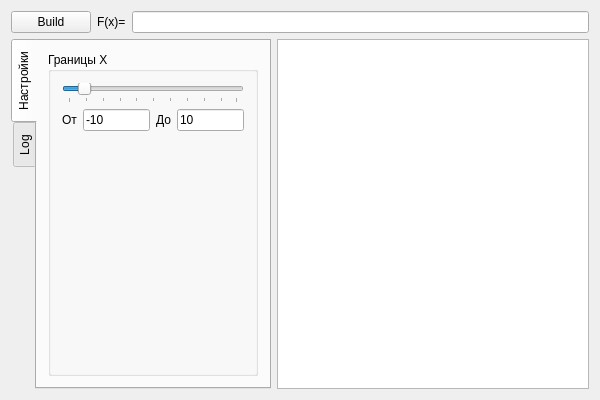
Old version of the form qtgraph.ui in the repository xelez/QtGraph.
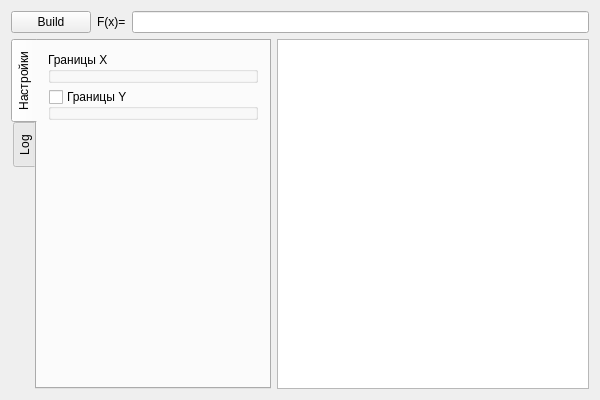
New version of the form. Custom widgets are drawn as their Qt base class.

Commit message: Add ranging by Y-dimmension.

The edit to the form file:
```diff
--- a/qtgraph.ui
+++ b/qtgraph.ui
@@ -60,74 +60,25 @@
         </attribute>
         <layout class="QVBoxLayout" name="verticalLayout_3">
          <item>
-          <widget class="QGroupBox" name="groupBox">
+          <widget class="LimitsGroupBox" name="limitsX">
            <property name="title">
             <string>Границы X</string>
            </property>
-           <layout class="QVBoxLayout" name="verticalLayout_4">
+          </widget>
+         </item>
             <item>
-             <widget class="QSlider" name="sliderXLimits">
-              <property name="minimum">
-               <number>1</number>
-              </property>
-              <property name="maximum">
-               <number>100</number>
-              </property>
-              <property name="singleStep">
-               <number>5</number>
-              </property>
-              <property name="value">
-               <number>10</number>
-              </property>
-              <property name="tracking">
+          <widget class="LimitsGroupBox" name="limitsY">
+           <property name="title">
+            <string>Границы Y</string>
+           </property>
+           <property name="checkable">
                <bool>true</bool>
               </property>
-              <property name="orientation">
-               <enum>Qt::Horizontal</enum>
-              </property>
-              <property name="tickPosition">
-               <enum>QSlider::TicksBelow</enum>
-              </property>
-              <property name="tickInterval">
-               <number>10</number>
-              </property>
-             </widget>
-            </item>
-            <item>
-             <layout class="QHBoxLayout" name="horizontalLayout_3">
-              <item>
-               <widget class="QLabel" name="labelXFrom">
-                <property name="text">
-                 <string>От</string>
-                </property>
-               </widget>
-              </item>
-              <item>
-               <widget class="QLineEdit" name="edXFrom">
-                <property name="inputMethodHints">
-                 <set>Qt::ImhDigitsOnly|Qt::ImhFormattedNumbersOnly</set>
-                </property>
-                <property name="text">
-                 <string>-10</string>
-                </property>
-               </widget>
-              </item>
-              <item>
-               <widget class="QLabel" name="labelXTo">
-                <property name="text">
-                 <string>До</string>
-                </property>
-               </widget>
-              </item>
-              <item>
-               <widget class="QLineEdit" name="edXTo">
-                <property name="text">
-                 <string>10</string>
-                </property>
-               </widget>
-              </item>
-             </layout>
-            </item>
+           <property name="checked">
+            <bool>false</bool>
+           </property>
+          </widget>
+         </item>
             <item>
              <spacer name="verticalSpacer">
               <property name="orientation">
@@ -143,9 +94,6 @@
             </item>
            </layout>
           </widget>
-         </item>
-        </layout>
-       </widget>
        <widget class="QWidget" name="tbLog">
         <attribute name="title">
          <string>Log</string>
@@ -176,6 +124,14 @@
   </layout>
  </widget>
  <layoutdefault spacing="6" margin="11"/>
+ <customwidgets>
+  <customwidget>
+   <class>LimitsGroupBox</class>
+   <extends>QGroupBox</extends>
+   <header>limitsgroupbox.h</header>
+   <container>1</container>
+  </customwidget>
+ </customwidgets>
  <resources/>
  <connections>
   <connection>
```
Lines whose indentation alone changed are shown as unchanged. The commit also changes 2 other files.
